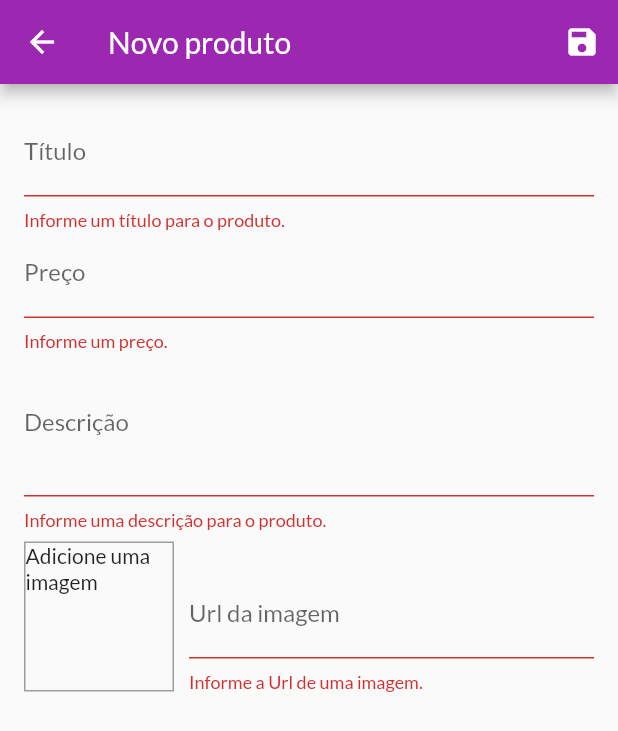
After one commit to filipero/myshop, a Flutter app: the EditProductScreen screen opened by its route, after a tap on the "save" icon, on a phone screen of 412 x 824 dp. The commit adds this screen. Shown: the top 731 px of the screen. Run offline on Flutter 3.47's test engine with Material 2 defaults, Android fonts, the phone set to English and light mode, and no system bars; network calls fail.

Commit message:
30/03/2020

```diff
--- /dev/null
+++ b/lib/providers/products.dart
@@ -0,0 +1,82 @@
+import 'package:flutter/material.dart';
+
+import './product.dart';
+
+class Products with ChangeNotifier {
+  List<Product> _items = [
+    Product(
+      id: 'p1',
+      title: 'Camiseta vermelha',
+      description: 'Uma camiseta vermelha, é bem vermelha!',
+      price: 29.99,
+      imgUrl:
+          'https://cdn.pixabay.com/photo/2016/10/02/22/17/red-t-shirt-1710578_1280.jpg',
+    ),
+    Product(
+      id: 'p2',
+      title: 'Calças',
+      description: 'Um bom par de calças.',
+      price: 59.99,
+      imgUrl:
+          'https://upload.wikimedia.org/wikipedia/commons/thumb/e/e8/Trousers%2C_dress_%28AM_1960.022-8%29.jpg/512px-Trousers%2C_dress_%28AM_1960.022-8%29.jpg',
+    ),
+    Product(
+      id: 'p3',
+      title: 'Cachecol amarelo',
+      description:
+          'Quente e aconchegante - exatamente o que você precisa para o inverno.',
+      price: 19.99,
+      imgUrl: 'https://live.staticflickr.com/4043/4438260868_cc79b3369d_z.jpg',
+    ),
+    Product(
+      id: 'p4',
+      title: 'Panela',
+      description: 'Prepare qualquer refeição que desejar.',
+      price: 49.99,
+      imgUrl:
+          'https://upload.wikimedia.org/wikipedia/commons/thumb/1/14/Cast-Iron-Pan.jpg/1024px-Cast-Iron-Pan.jpg',
+    ),
+  ];
+  var _showFavoritesOnly = false;
+
+  List<Product> get items {
+    // if (_showFavoritesOnly) {
+    //   return _items.where((element) => element.isFavorite).toList();
+    // }
+    return [..._items];
+  }
+
+  List<Product> get favoriteItems {
+    // if (_showFavoritesOnly) {
+    //   return _items.where((element) => element.isFavorite).toList();
+    // }
+    return _items.where((element) => element.isFavorite).toList();
+  }
+
+  Product findById(String id) {
+    return _items.firstWhere((prod) => prod.id == id);
+  }
+
+  void addProduct(Product product) {
+    //_items.add(value);
+    final newProduct = Product(
+      id: DateTime.now().toString(),
+      title: product.title,
+      description: product.description,
+      price: product.price,
+      imgUrl: product.imgUrl,
+    );
+    _items.insert(0, newProduct);
+    notifyListeners();
+  }
+
+  // void showFavoritesOnly() {
+  //   _showFavoritesOnly = true;
+  //   notifyListeners();
+  // }
+
+  // void showAll() {
+  //   _showFavoritesOnly = false;
+  //   notifyListeners();
+  // }
+}
--- a/lib/providers/products_provider.dart
+++ /dev/null
@@ -1,74 +0,0 @@
-import 'package:flutter/material.dart';
-
-import './product.dart';
-
-class Products with ChangeNotifier {
-  List<Product> _items = [
-    Product(
-      id: 'p1',
-      title: 'Camiseta vermelha',
-      description: 'Uma camiseta vermelha, é bem vermelha!',
-      price: 29.99,
-      imgUrl:
-          'https://cdn.pixabay.com/photo/2016/10/02/22/17/red-t-shirt-1710578_1280.jpg',
-    ),
-    Product(
-      id: 'p2',
-      title: 'Calças',
-      description: 'Um bom par de calças.',
-      price: 59.99,
-      imgUrl:
-          'https://upload.wikimedia.org/wikipedia/commons/thumb/e/e8/Trousers%2C_dress_%28AM_1960.022-8%29.jpg/512px-Trousers%2C_dress_%28AM_1960.022-8%29.jpg',
-    ),
-    Product(
-      id: 'p3',
-      title: 'Cachecol amarelo',
-      description:
-          'Quente e aconchegante - exatamente o que você precisa para o inverno.',
-      price: 19.99,
-      imgUrl: 'https://live.staticflickr.com/4043/4438260868_cc79b3369d_z.jpg',
-    ),
-    Product(
-      id: 'p4',
-      title: 'Panela',
-      description: 'Prepare qualquer refeição que desejar.',
-      price: 49.99,
-      imgUrl:
-          'https://upload.wikimedia.org/wikipedia/commons/thumb/1/14/Cast-Iron-Pan.jpg/1024px-Cast-Iron-Pan.jpg',
-    ),
-  ];
-  var _showFavoritesOnly = false;
-
-  List<Product> get items {
-    // if (_showFavoritesOnly) {
-    //   return _items.where((element) => element.isFavorite).toList();
-    // }
-    return [..._items];
-  }
-
-  List<Product> get favoriteItems {
-    // if (_showFavoritesOnly) {
-    //   return _items.where((element) => element.isFavorite).toList();
-    // }
-    return _items.where((element) => element.isFavorite).toList();
-  }
-
-  Product findById(String id) {
-    return _items.firstWhere((prod) => prod.id == id);
-  }
-
-  void addProduct() {
-    //_items.add(value);
-    notifyListeners();
-  }
-
-  // void showFavoritesOnly() {
-  //   _showFavoritesOnly = true;
-  //   notifyListeners();
-  // }
-
-  // void showAll() {
-  //   _showFavoritesOnly = false;
-  //   notifyListeners();
-  // }
-}
--- /dev/null
+++ b/lib/screens/edit_product_screen.dart
@@ -0,0 +1,250 @@
+import 'package:flutter/material.dart';
+import 'package:provider/provider.dart';
+
+import '../providers/product.dart';
+import '../providers/products.dart';
+
+class TitleFieldValidator {
+  static String validate(String value) {
+    if (value.isEmpty) {
+      return 'Informe um título para o produto.';
+    }
+    return null;
+  }
+}
+
+class PriceFieldValidator {
+  static String validate(String value) {
+    if (value.isEmpty) {
+      return 'Informe um preço.';
+    }
+    if (double.tryParse(value) == null) {
+      return 'Informe um número válido.';
+    }
+    if (double.parse(value) <= 0) {
+      return 'Informe um número maior que zero.';
+    }
+    return null;
+  }
+}
+
+class DescriptionFieldValidator {
+  static String validate(String value) {
+    if (value.isEmpty) {
+      return 'Informe uma descrição para o produto.';
+    }
+    return null;
+  }
+}
+
+class ImageUrlFieldValidator {
+  static String validate(String value) {
+    if (value.isEmpty) {
+      return 'Informe a Url de uma imagem.';
+    }
+    if (!value.startsWith('http') && !value.startsWith('https')) {
+      return 'Informe uma Url válida.';
+    }
+    if (!value.endsWith('.png') &&
+        !value.endsWith('.jpg') &&
+        !value.endsWith('.jpeg')) {
+      return 'Informe uma Url válida.';
+    }
+
+    return null;
+  }
+}
+
+class EditProductScreen extends StatefulWidget {
+  static const routeName = '/editproduct';
+  EditProductScreen({Key key}) : super(key: key);
+
+  @override
+  _EditProductScreenState createState() => _EditProductScreenState();
+}
+
+class _EditProductScreenState extends State<EditProductScreen> {
+  final _priceFocusNode = FocusNode();
+  final _descriptionFocusNode = FocusNode();
+  final _imageUrlFocusNode = FocusNode();
+  final _imageUrlControler = TextEditingController();
+  final _form = GlobalKey<FormState>();
+  var _editedProduct =
+      Product(id: null, title: '', description: 'null', price: 0, imgUrl: '');
+  @override
+  void initState() {
+    // TODO: implement initState
+    _imageUrlFocusNode.addListener(_updateImageUrl);
+    super.initState();
+  }
+
+  @override
+  void dispose() {
+    // TODO: implement dispose
+    _imageUrlFocusNode.removeListener(_updateImageUrl);
+    _imageUrlControler.dispose();
+    _priceFocusNode.dispose();
+    _imageUrlFocusNode.dispose();
+    _descriptionFocusNode.dispose();
+    super.dispose();
+  }
+
+  void _updateImageUrl() {
+    if (!_imageUrlFocusNode.hasFocus) {
+      if (_imageUrlControler.text.isEmpty ||
+          (!_imageUrlControler.text.startsWith('http') &&
+              !_imageUrlControler.text.startsWith('https')) ||
+          (!_imageUrlControler.text.endsWith('.png') &&
+              !_imageUrlControler.text.endsWith('.jpg') &&
+              !_imageUrlControler.text.endsWith('.jpeg'))) {
+        return;
+      }
+
+      setState(() {});
+    }
+  }
+
+  void _saveForm() {
+    final isValid = _form.currentState.validate();
+    if (!isValid) {
+      return;
+    }
+    _form.currentState.save();
+    Provider.of<Products>(context, listen: false).addProduct(_editedProduct);
+    Navigator.of(context).pop();
+  }
+
+  @override
+  Widget build(BuildContext context) {
+    return Scaffold(
+      appBar: AppBar(
+        title: Text('Novo produto'),
+        actions: <Widget>[
+          IconButton(
+            icon: Icon(Icons.save),
+            onPressed: _saveForm,
+          ),
+        ],
+      ),
+      body: Padding(
+        padding: const EdgeInsets.all(16.0),
+        child: Form(
+          key: _form,
+          child: SingleChildScrollView(
+            child: Column(
+              children: <Widget>[
+                TextFormField(
+                  decoration: InputDecoration(
+                    labelText: 'Título',
+                  ),
+                  textInputAction: TextInputAction.next,
+                  onFieldSubmitted: (_) {
+                    FocusScope.of(context).requestFocus(_priceFocusNode);
+                  },
+                  onSaved: (value) {
+                    _editedProduct = Product(
+                      title: value,
+                      id: null,
+                      price: _editedProduct.price,
+                      description: _editedProduct.description,
+                      imgUrl: _editedProduct.imgUrl,
+                    );
+                  },
+                  validator: TitleFieldValidator.validate,
+                ),
+                TextFormField(
+                  decoration: InputDecoration(
+                    labelText: 'Preço',
+                  ),
+                  textInputAction: TextInputAction.next,
+                  keyboardType: TextInputType.number,
+                  focusNode: _priceFocusNode,
+                  onFieldSubmitted: (_) {
+                    FocusScope.of(context).requestFocus(_descriptionFocusNode);
+                  },
+                  onSaved: (value) {
+                    _editedProduct = Product(
+                      title: _editedProduct.title,
+                      id: null,
+                      price: double.parse(value),
+                      description: _editedProduct.description,
+                      imgUrl: _editedProduct.imgUrl,
+                    );
+                  },
+                  validator: PriceFieldValidator.validate,
+                ),
+                TextFormField(
+                  decoration: InputDecoration(
+                    labelText: 'Descrição',
+                  ),
+                  focusNode: _descriptionFocusNode,
+                  maxLines: 3,
+                  keyboardType: TextInputType.multiline,
+                  onSaved: (value) {
+                    _editedProduct = Product(
+                      title: _editedProduct.title,
+                      id: null,
+                      price: _editedProduct.price,
+                      description: value,
+                      imgUrl: _editedProduct.imgUrl,
+                    );
+                  },
+                  validator: DescriptionFieldValidator.validate,
+                ),
+                Row(
+                  crossAxisAlignment: CrossAxisAlignment.end,
+                  children: <Widget>[
+                    Container(
+                      width: 100,
+                      height: 100,
+                      margin: EdgeInsets.only(
+                        top: 8,
+                        right: 10,
+                      ),
+                      decoration: BoxDecoration(
+                        border: Border.all(
+                          width: 1,
+                          color: Colors.grey,
+                        ),
+                      ),
+                      child: _imageUrlControler.text.isEmpty
+                          ? Text('Adicione uma imagem')
+                          : FittedBox(
+                              child: Image.network(
+                                _imageUrlControler.text,
+                                fit: BoxFit.cover,
+                              ),
+                            ),
+                    ),
+                    Expanded(
+                      child: TextFormField(
+                        decoration: InputDecoration(
+                          labelText: 'Url da imagem',
+                        ),
+                        keyboardType: TextInputType.url,
+                        textInputAction: TextInputAction.done,
+                        focusNode: _imageUrlFocusNode,
+                        controller: _imageUrlControler,
+                        onSaved: (value) {
+                          _editedProduct = Product(
+                            title: _editedProduct.title,
+                            id: null,
+                            price: _editedProduct.price,
+                            description: _editedProduct.description,
+                            imgUrl: value,
+                          );
+                        },
+                        validator: ImageUrlFieldValidator.validate,
+                        onFieldSubmitted: (_) => _saveForm(),
+                      ),
+                    ),
+                  ],
+                )
+              ],
+            ),
+          ),
+        ),
+      ),
+    );
+  }
+}
--- a/lib/screens/product_detail_screen.dart
+++ b/lib/screens/product_detail_screen.dart
@@ -1,7 +1,7 @@
 import 'package:flutter/material.dart';
 import 'package:provider/provider.dart';
 
-import '../providers/products_provider.dart';
+import '../providers/products.dart';
 
 class ProductDetailScreen extends StatelessWidget {
   // final String title;
--- a/lib/screens/products_overview_screen.dart
+++ b/lib/screens/products_overview_screen.dart
@@ -1,7 +1,7 @@
 import 'package:flutter/material.dart';
 import 'package:provider/provider.dart';
 
-import '../providers/products_provider.dart';
+import '../providers/products.dart';
 import '../widgets/productsgrid.dart';
 import '../providers/cart.dart';
 import '../widgets/badge.dart';
--- a/lib/widgets/productsgrid.dart
+++ b/lib/widgets/productsgrid.dart
@@ -1,7 +1,7 @@
 import 'package:flutter/material.dart';
 import 'package:provider/provider.dart';
 
-import '../providers/products_provider.dart';
+import '../providers/products.dart';
 
 import './product_item.dart';
 
```
Also changed, not shown: lib/main.dart (+13 -5 lines), lib/screens/user_products_screen.dart (added, +47 -0 lines), lib/widgets/app_drawer.dart (+13 -0 lines), lib/widgets/user_product_item.dart (added, +34 -0 lines), 1 other file.
